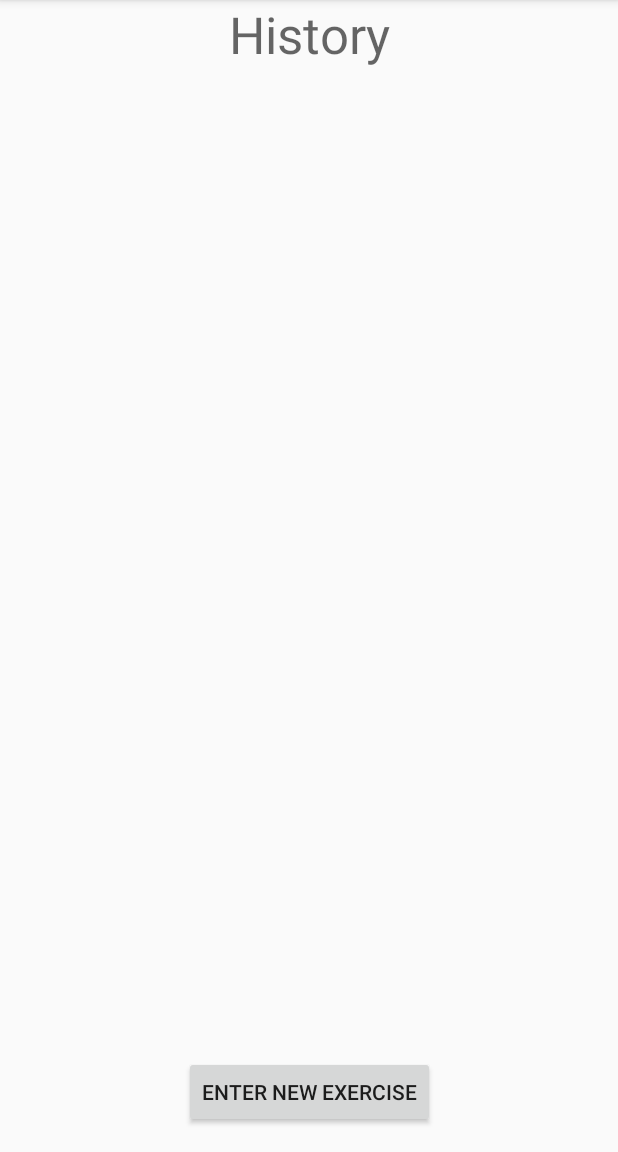
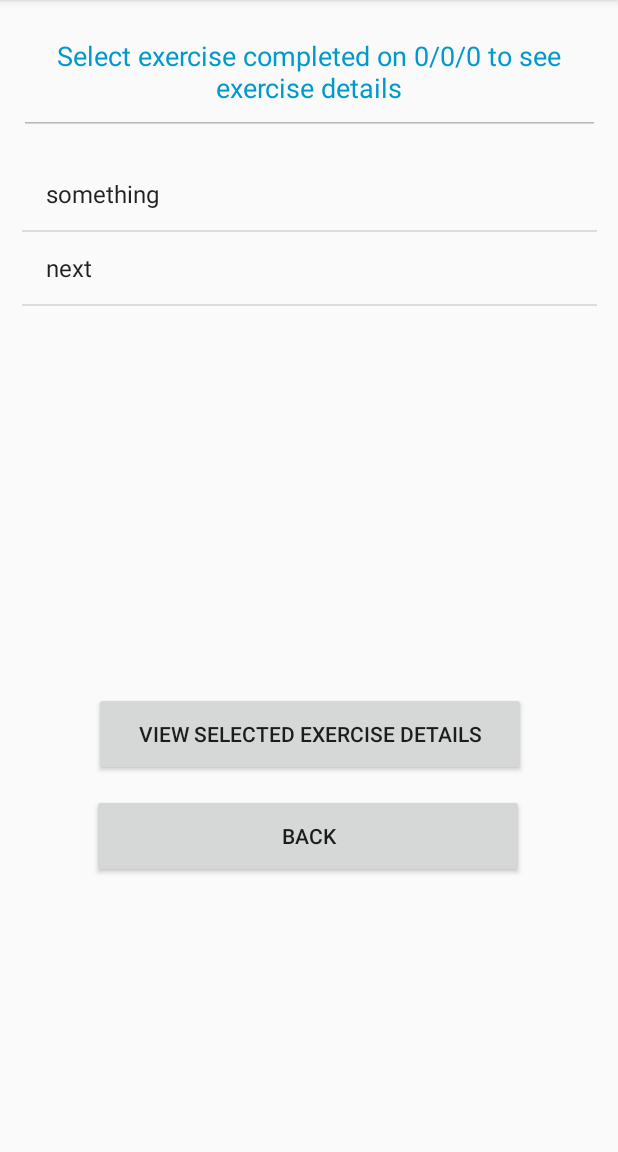
Before and after one commit to jkcaldwe/CIS535_Android, an Android app: the HistoryActivity screen opened directly, with no data from a screen before it, on a phone screen of 412 x 824 dp, the part 84-1236 px from its top. Run offline under Robolectric (Android 15) with nearby library versions, the phone set to English and light mode, and no system bars; 2 statements that could not run were skipped.

Commit message:
Close to history 1 page

```diff
--- a/app/src/main/java/edu/umich/kvmyrick/getfit/HistoryActivity.java
+++ b/app/src/main/java/edu/umich/kvmyrick/getfit/HistoryActivity.java
@@ -3,8 +3,23 @@ package edu.umich.kvmyrick.getfit;
 import android.content.Intent;
 import android.support.v7.app.AppCompatActivity;
 import android.os.Bundle;
+import android.support.v7.widget.ListViewCompat;
+import android.util.Log;
 import android.view.View;
+import android.widget.AdapterView;
+import android.widget.ArrayAdapter;
 import android.widget.Button;
+import android.widget.LinearLayout;
+import android.widget.ListView;
+import android.widget.ScrollView;
+import android.widget.TextView;
+
+import org.json.JSONArray;
+import org.json.JSONException;
+import org.json.JSONObject;
+
+import java.util.ArrayList;
+import java.util.concurrent.ExecutionException;
 
 @SuppressWarnings("unused")
 public class HistoryActivity extends AppCompatActivity {
@@ -14,16 +29,68 @@ public class HistoryActivity extends AppCompatActivity {
         super.onCreate(savedInstanceState);
         setContentView(R.layout.activity_history);
 
+        final Button backButton = (Button) findViewById(R.id.backButton);
+        final Button exerciseDetails = (Button) findViewById(R.id.viewDetailsButton);
+        final TextView introText = (TextView) findViewById(R.id.introText);
+        final ListView listView = (ListView) findViewById(R.id.listView);
+//        final ScrollView ScrollList = (ScrollView) findViewById(R.id.scrollView2);
+//        final LinearLayout layout = (LinearLayout) findViewById(R.id.linearLayout);
 
-    final Button bNewexercise = (Button) findViewById(R.id.bNewexercise);
+        introText.setEnabled(false);
+        introText.setText("Select exercise completed on " + getIntent().getIntExtra("EXTRA_MONTH", 0) + "/" + getIntent().getIntExtra("EXTRA_DAY", 0) + "/" + getIntent().getIntExtra("EXTRA_YEAR", 0) + " to see exercise details");
+
+        //php.execute("getActivityInfo ", "userID", "Date(YYYY-MM-DD)");
+        String date = getIntent().getIntExtra("EXTRA_YEAR", 0) + "-" + getIntent().getIntExtra("EXTRA_MONTH", 0) + "-" + getIntent().getIntExtra("EXTRA_DAY", 0);
+        PHPInterface php = new PHPInterface();
+        php.execute("getActivityInfo", getIntent().getStringExtra("EXTRA_UID"), date);
+        Object obj = null;
+        boolean success = false;
+        try {
+            obj = php.get();
+            JSONObject jsonResponse = null;
+            try {
+                jsonResponse = new JSONObject(obj.toString());
+                JSONArray exercises = jsonResponse.getJSONArray("activity_info");
+                Log.d("Array Length", String.valueOf(exercises.length()));
+//                if (success) {
+//                    Log.d("sucess Result", "true");
+//                } else {
+//                    Log.d("sucess Result", "false");
+//                }
+            } catch (JSONException e) {
+                e.printStackTrace();
+            }
+        } catch (ExecutionException e) {
+            e.printStackTrace();
+        } catch (InterruptedException e) {
+            e.printStackTrace();
+        }
+        Log.d("PHP Result", obj.toString());
+
+        ArrayList <String> myStringArray1 = new ArrayList<String>();
+        myStringArray1.add("something");
+        myStringArray1.add("next");
+        ArrayAdapter<String> adaptor;
+        adaptor = new ArrayAdapter<String>(this, android.R.layout.simple_list_item_1, myStringArray1);
+        listView.setAdapter(adaptor);
 
 
-        bNewexercise.setOnClickListener(new View.OnClickListener() {
+        listView.setOnItemClickListener(new AdapterView.OnItemClickListener() {
+            @Override
+            public void onItemClick(AdapterView<?> adaptor, View view, int position, long id) {
+                Log.d("List Result", String.valueOf(position));
+            }
+        });
+
+
+        backButton.setOnClickListener(new View.OnClickListener() {
+            @Override
             public void onClick(View v) {
-                Intent UserAreaActivityIntent = new Intent(HistoryActivity.this, NewExerciseActivity.class);
+                Intent UserAreaActivityIntent = new Intent(HistoryActivity.this, UserAreaActivity.class);
+                UserAreaActivityIntent.putExtra("EXTRA_FIRST_NAME", getIntent().getStringExtra("EXTRA_FIRST_NAME"));
+                UserAreaActivityIntent.putExtra("EXTRA_UID", getIntent().getStringExtra("EXTRA_UID"));
                 HistoryActivity.this.startActivity(UserAreaActivityIntent);
-
-        }
-    });
+            }
+        });
     }
 }
--- a/app/src/main/java/edu/umich/kvmyrick/getfit/NewExerciseActivity.java
+++ b/app/src/main/java/edu/umich/kvmyrick/getfit/NewExerciseActivity.java
@@ -102,6 +102,7 @@ public class NewExerciseActivity extends AppCompatActivity {
             public void onClick(View v) {
                 Intent UserAreaIntent = new Intent(NewExerciseActivity.this, UserAreaActivity.class);
                 UserAreaIntent.putExtra("EXTRA_FIRST_NAME", getIntent().getStringExtra("EXTRA_FIRST_NAME"));
+                UserAreaIntent.putExtra("EXTRA_UID", getIntent().getStringExtra("EXTRA_UID"));
                 NewExerciseActivity.this.startActivity(UserAreaIntent);
             }
         });
--- a/app/src/main/res/layout/activity_history.xml
+++ b/app/src/main/res/layout/activity_history.xml
@@ -8,25 +8,58 @@
     tools:layout_editor_absoluteY="81dp"
     tools:layout_editor_absoluteX="0dp">
 
-    <TextView
-        android:id="@+id/tvHistory"
-        android:layout_width="wrap_content"
-        android:layout_height="wrap_content"
-        android:text="History"
-        android:textAppearance="@style/TextAppearance.AppCompat.Display1"
-        tools:layout_editor_absoluteY="-6dp"
+    <Button
+        android:id="@+id/viewDetailsButton"
+        android:layout_width="288dp"
+        android:layout_height="56dp"
+        android:onClick="NewExerciseActivity"
+        android:text="View Selected Exercise Details"
         app:layout_constraintLeft_toLeftOf="parent"
-        app:layout_constraintRight_toRightOf="parent" />
+        app:layout_constraintRight_toRightOf="parent"
+        app:layout_constraintHorizontal_bias="0.504"
+        android:layout_marginTop="8dp"
+        app:layout_constraintTop_toBottomOf="@+id/listView" />
 
     <Button
-        android:id="@+id/bNewexercise"
-        android:layout_width="wrap_content"
-        android:layout_height="wrap_content"
-        android:text="Enter new exercise"
-        android:layout_marginBottom="16dp"
+        android:id="@+id/backButton"
+        android:layout_width="288dp"
+        android:layout_height="56dp"
+        android:layout_marginLeft="8dp"
+        android:layout_marginRight="8dp"
+        android:layout_marginTop="12dp"
+        android:text="Back"
+        app:layout_constraintHorizontal_bias="0.495"
         app:layout_constraintLeft_toLeftOf="parent"
-        app:layout_constraintBottom_toBottomOf="parent"
         app:layout_constraintRight_toRightOf="parent"
-        android:onClick="NewExerciseActivity" />
+        app:layout_constraintTop_toBottomOf="@+id/viewDetailsButton"
+        android:layout_marginStart="8dp"
+        android:layout_marginEnd="8dp" />
+
+    <EditText
+        android:id="@+id/introText"
+        android:layout_width="387dp"
+        android:layout_height="84dp"
+        android:layout_marginLeft="8dp"
+        android:layout_marginRight="8dp"
+        android:layout_marginTop="6dp"
+        android:ems="10"
+        android:inputType="textMultiLine"
+        android:textAlignment="center"
+        android:textColor="@android:color/holo_blue_dark"
+        android:textSize="18sp"
+        app:layout_constraintLeft_toLeftOf="parent"
+        app:layout_constraintRight_toRightOf="parent"
+        app:layout_constraintTop_toTopOf="parent" />
+
+    <ListView
+        android:id="@+id/listView"
+        android:layout_width="383dp"
+        android:layout_height="348dp"
+        android:layout_marginLeft="8dp"
+        android:layout_marginRight="8dp"
+        android:layout_marginTop="15dp"
+        app:layout_constraintLeft_toLeftOf="parent"
+        app:layout_constraintRight_toRightOf="parent"
+        app:layout_constraintTop_toBottomOf="@+id/introText" />
 
 </android.support.constraint.ConstraintLayout>
--- a/app/src/main/res/layout/activity_login.xml
+++ b/app/src/main/res/layout/activity_login.xml
@@ -16,10 +16,10 @@
         android:ems="10"
         android:hint="Username"
         android:inputType="textPersonName"
-        android:layout_marginLeft="8dp"
+        android:layout_marginLeft="16dp"
         app:layout_constraintLeft_toLeftOf="parent"
         app:layout_constraintTop_toTopOf="parent"
-        android:layout_marginTop="8dp" />
+        android:layout_marginTop="16dp" />
 
     <EditText
         android:id="@+id/etpassword"
@@ -29,9 +29,9 @@
         android:hint="Password"
         android:inputType="textPassword"
         app:layout_constraintLeft_toLeftOf="parent"
-        android:layout_marginTop="8dp"
+        android:layout_marginTop="16dp"
         app:layout_constraintTop_toBottomOf="@+id/etuserID"
-        android:layout_marginLeft="8dp" />
+        android:layout_marginLeft="16dp" />
 
     <Button
         android:id="@+id/bLogin"
--- a/app/src/main/res/layout/activity_new_exercise.xml
+++ b/app/src/main/res/layout/activity_new_exercise.xml
@@ -142,7 +142,7 @@
         android:layout_marginTop="0dp"
         android:ems="10"
         android:hint="Sets"
-        android:inputType="textPersonName"
+        android:inputType="number"
         app:layout_constraintLeft_toLeftOf="parent"
         app:layout_constraintRight_toRightOf="parent"
         app:layout_constraintTop_toBottomOf="@+id/RepsText" />
```
Also changed, not shown: app/src/main/java/edu/umich/kvmyrick/getfit/UserAreaActivity.java (+0 -9 lines).
